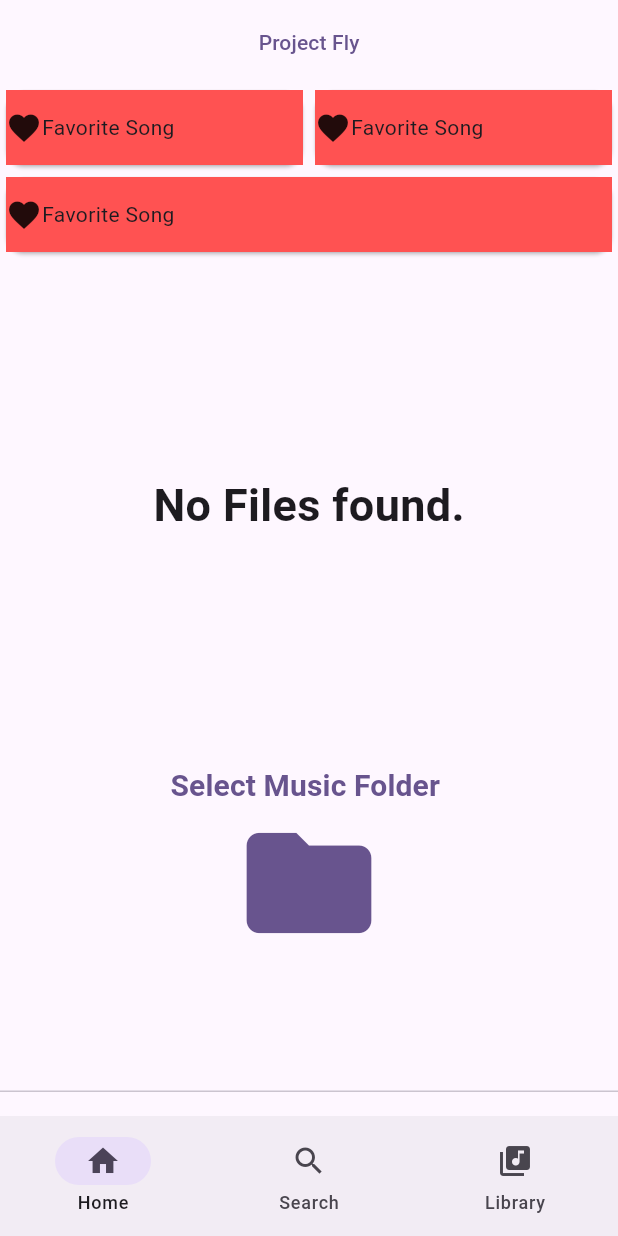
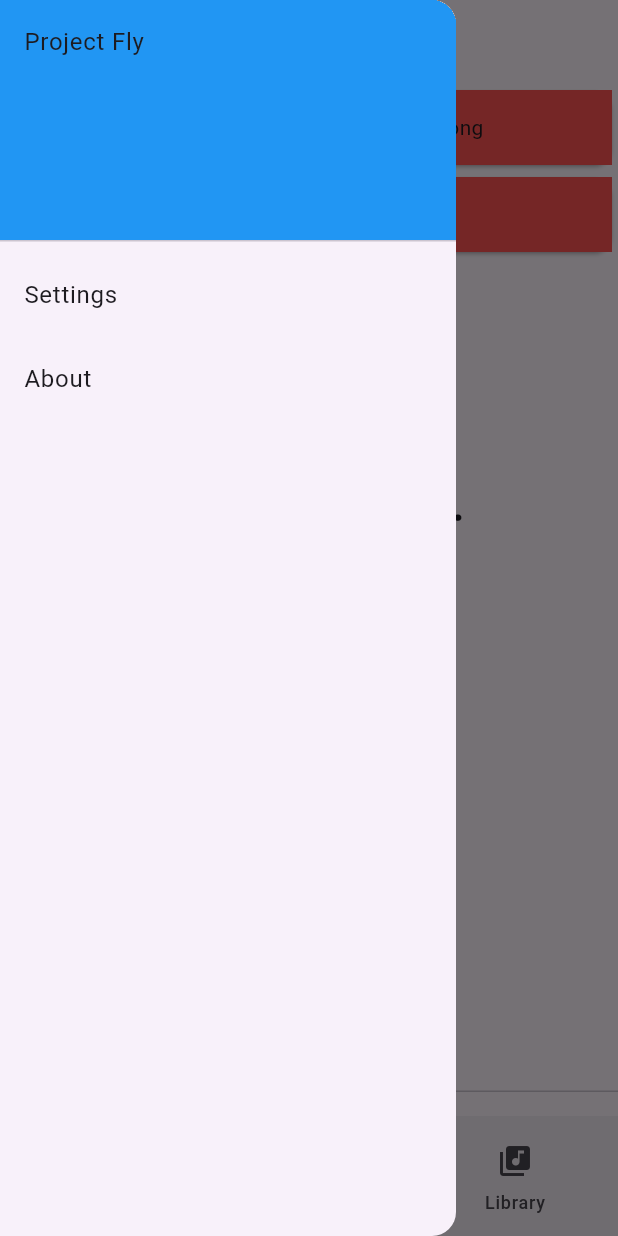
Before and after one commit to Demohstens/project_fly, a Flutter app: the screen it shows after launch, with the side drawer open (before the commit the screen has no drawer), on a phone screen of 412 x 824 dp. Run offline on Flutter 3.47's test engine with Material 3 defaults, Android fonts, the phone set to English and light mode, and no system bars; our stand-ins replace audio_service, audioplayers, file_picker, permission_handler, shared_preferences, sizer; missing offline and left inert: aura_box, flutter_media_metadata.

Commit message:
Added persistant settings

```diff
--- /dev/null
+++ b/lib/components/fly_drawer.dart
@@ -0,0 +1,37 @@
+import 'package:flutter/material.dart';
+import 'package:project_fly/pages/settings_page.dart';
+
+class FlyDrawer extends StatelessWidget {
+  @override
+  Widget build(BuildContext context) {
+    // TODO: implement build
+    return Drawer(
+      child: ListView(
+        padding: EdgeInsets.zero,
+        children: <Widget>[
+          DrawerHeader(
+            child: Text('Project Fly'),
+            decoration: BoxDecoration(
+              color: Colors.blue,
+            ),
+          ),
+          ListTile(
+            title: const Text('Settings'),
+            onTap: () {
+              Navigator.pop(context);
+              Navigator.push(context, MaterialPageRoute(builder: (context) {
+                return SettingsPage();
+              }));
+            },
+          ),
+          ListTile(
+            title: const Text('About'),
+            onTap: () {
+              Navigator.pop(context);
+            },
+          ),
+        ],
+      ),
+    );
+  }
+}
--- a/lib/models/settings.dart
+++ b/lib/models/settings.dart
@@ -4,8 +4,26 @@ import 'package:file_picker/file_picker.dart';
 import 'package:flutter/material.dart';
 import 'package:path_provider/path_provider.dart';
 import 'package:permission_handler/permission_handler.dart';
+import 'package:shared_preferences/shared_preferences.dart';
 
 class Settings extends ChangeNotifier {
+  // * SHARED PREFERENCES * //
+  late SharedPreferences _settings;
+  Settings() {
+    SharedPreferences.getInstance().then((value) {
+      _settings = value;
+      _isDarkMode = _settings.getBool("isDarkMode") ?? false;
+      var _musicDirStr = _settings.getString("musicDirectory");
+      _musicDirectory = _musicDirStr != null ? Directory(_musicDirStr) : null;
+      _favoriteCards = [
+        FavoriteCard(),
+        FavoriteCard(),
+        FavoriteCard(),
+      ];
+      notifyListeners();
+    });
+  }
+
   bool _isDarkMode = false;
   List<Widget> _favoriteCards = [
     FavoriteCard(),
@@ -13,9 +31,15 @@ class Settings extends ChangeNotifier {
     FavoriteCard(),
   ];
   bool get isDarkMode => _isDarkMode;
+  set isDarkMode(bool value) {
+    _isDarkMode = value;
+    _settings.setBool("isDarkMode", _isDarkMode);
+    notifyListeners();
+  }
 
   void toggleDarkMode() {
     _isDarkMode = !_isDarkMode;
+    _settings.setBool("isDarkMode", _isDarkMode);
     notifyListeners();
   }
 
@@ -27,6 +51,7 @@ class Settings extends ChangeNotifier {
   void setMusicDirectory(Directory? directory) async {
     _musicDirectory = directory ?? await getApplicationDocumentsDirectory();
     print("Music dir set to: $directory");
+    _settings.setString("musicDirectory", _musicDirectory!.path);
     notifyListeners();
   }
 }
--- a/lib/pages/homepage.dart
+++ b/lib/pages/homepage.dart
@@ -1,8 +1,10 @@
 import 'package:flutter/material.dart';
 import 'package:project_fly/components/currently_playing_island.dart';
+import 'package:project_fly/components/fly_drawer.dart';
 import 'package:project_fly/components/home_subpage.dart';
 import 'package:project_fly/models/player.dart';
 import 'package:project_fly/models/settings.dart';
+import 'package:project_fly/pages/settings_page.dart';
 import 'package:provider/provider.dart';
 
 class HomePage extends StatefulWidget {
@@ -42,6 +44,7 @@ class _FlyNavBarState extends State<FlyNavBar> {
   @override
   Widget build(BuildContext context) {
     return Scaffold(
+      drawer: FlyDrawer(),
       persistentFooterAlignment: AlignmentDirectional.centerStart,
       persistentFooterButtons: [CurrentlyPlayingIsland()],
       appBar: AppBar(
--- a/pubspec.yaml
+++ b/pubspec.yaml
@@ -45,6 +45,7 @@ dependencies:
   flutter_media_metadata: ^1.0.0
   path_provider: ^2.1.4
   permission_handler: ^11.3.1
+  shared_preferences: ^2.3.2
 
 dev_dependencies:
   flutter_test:
```
Also changed, not shown: lib/pages/settings_page.dart (added, +49 -0 lines), pubspec.lock, 1 other file.
